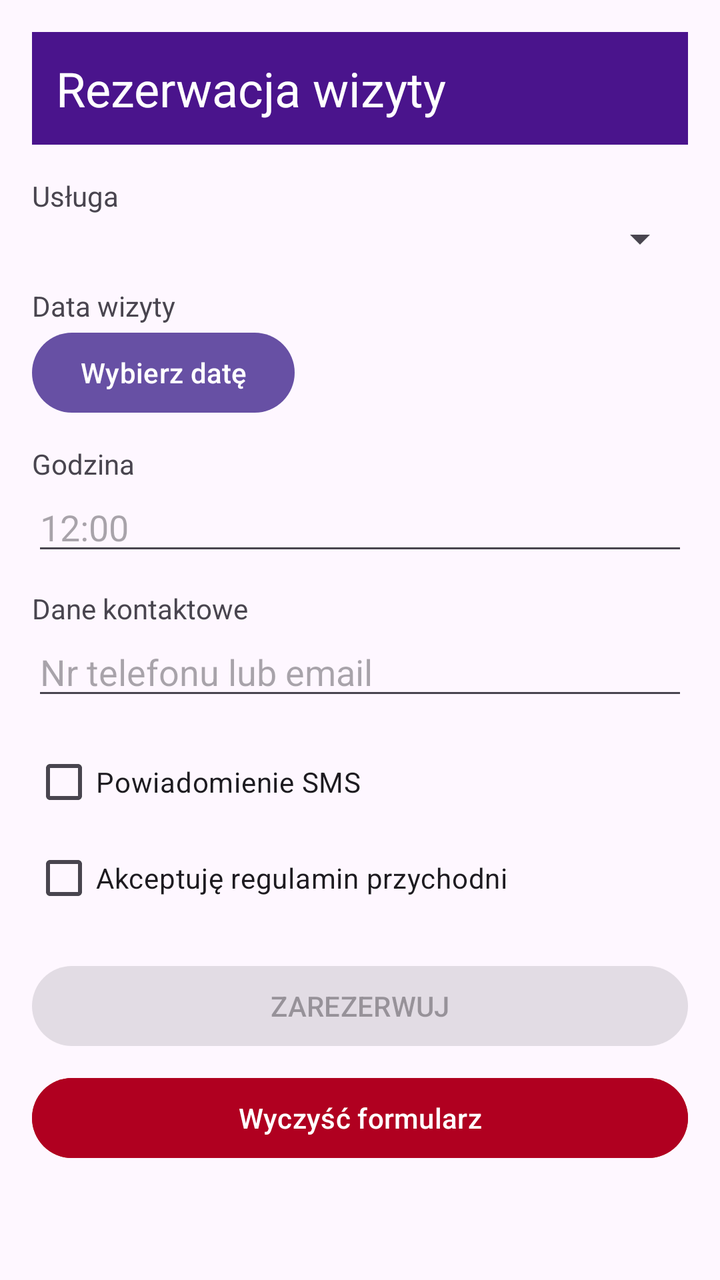
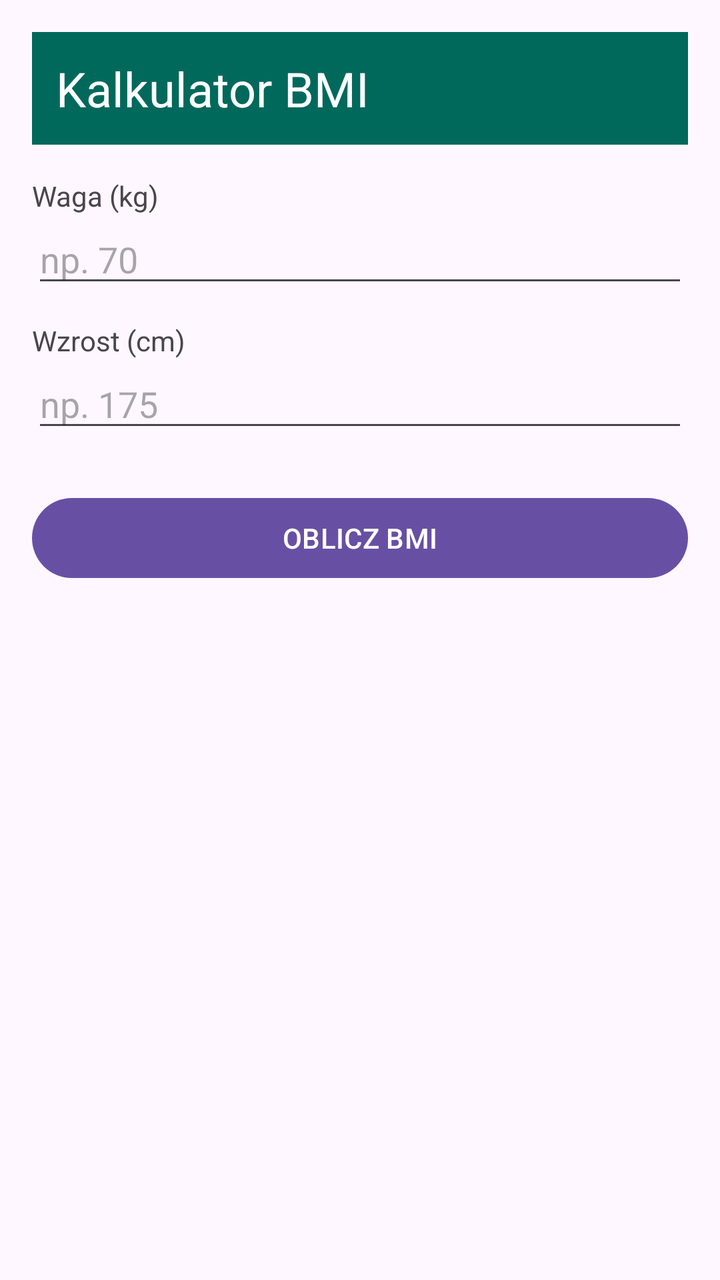

Compare the two renders of this Android layout. The source of the first and the diff that turns it into the second are given below.
<!-- AndroidManifest.xml: application theme Theme.Formularze -->
<!-- res/layout/activity_main.xml -->
<?xml version="1.0" encoding="utf-8"?>
<ScrollView xmlns:android="http://schemas.android.com/apk/res/android"
    xmlns:tools="http://schemas.android.com/tools"
    android:id="@+id/main"
    android:layout_width="match_parent"
    android:layout_height="match_parent"
    android:fillViewport="true"
    tools:context=".MainActivity">

    <LinearLayout
        android:layout_width="match_parent"
        android:layout_height="wrap_content"
        android:orientation="vertical"
        android:padding="16dp">

        <TextView
            android:layout_width="match_parent"
            android:layout_height="wrap_content"
            android:background="#4A148C"
            android:padding="12dp"
            android:text="@string/header_visit"
            android:textColor="#FFFFFF"
            android:textSize="24sp" />

        <TextView
            android:layout_width="wrap_content"
            android:layout_height="wrap_content"
            android:layout_marginTop="16dp"
            android:text="@string/label_service" />

        <Spinner
            android:id="@+id/spService"
            android:layout_width="match_parent"
            android:layout_height="wrap_content" />

        <TextView
            android:layout_width="wrap_content"
            android:layout_height="wrap_content"
            android:layout_marginTop="12dp"
            android:text="@string/label_date" />

        <Button
            android:id="@+id/btnDate"
            android:layout_width="wrap_content"
            android:layout_height="wrap_content"
            android:text="@string/btn_date" />

        <TextView
            android:layout_width="wrap_content"
            android:layout_height="wrap_content"
            android:layout_marginTop="12dp"
            android:text="@string/label_time" />

        <EditText
            android:id="@+id/etTime"
            android:layout_width="match_parent"
            android:layout_height="wrap_content"
            android:hint="@string/hint_time"
            android:inputType="text"
            android:maxLines="1" />

        <TextView
            android:layout_width="wrap_content"
            android:layout_height="wrap_content"
            android:layout_marginTop="12dp"
            android:text="@string/label_contact" />

        <EditText
            android:id="@+id/etContact"
            android:layout_width="match_parent"
            android:layout_height="wrap_content"
            android:hint="@string/hint_contact"
            android:inputType="textEmailAddress"
            android:maxLines="1" />

        <CheckBox
            android:id="@+id/cbSms"
            android:layout_width="wrap_content"
            android:layout_height="wrap_content"
            android:layout_marginTop="12dp"
            android:text="@string/sms_reminder" />

        <CheckBox
            android:id="@+id/cbTerms"
            android:layout_width="wrap_content"
            android:layout_height="wrap_content"
            android:text="@string/terms_visit" />

        <Button
            android:id="@+id/btnBook"
            android:layout_width="match_parent"
            android:layout_height="wrap_content"
            android:layout_marginTop="16dp"
            android:enabled="false"
            android:text="@string/btn_book" />

        <Button
            android:id="@+id/btnClear"
            android:layout_width="match_parent"
            android:layout_height="wrap_content"
            android:layout_marginTop="8dp"
            android:backgroundTint="#B00020"
            android:text="@string/btn_clear" />

        <TextView
            android:id="@+id/tvSummary"
            android:layout_width="match_parent"
            android:layout_height="wrap_content"
            android:layout_marginTop="16dp"
            android:textSize="16sp" />

    </LinearLayout>
</ScrollView>
<!-- resources referenced by this layout -->
<resources>
  <string name="btn_book">ZAREZERWUJ</string>
  <string name="btn_clear">Wyczyść formularz</string>
  <string name="btn_date">Wybierz datę</string>
  <string name="header_visit">Rezerwacja wizyty</string>
  <string name="hint_contact">Nr telefonu lub email</string>
  <string name="hint_time">12:00</string>
  <string name="label_contact">Dane kontaktowe</string>
  <string name="label_date">Data wizyty</string>
  <string name="label_service">Usługa</string>
  <string name="label_time">Godzina</string>
  <string name="sms_reminder">Powiadomienie SMS</string>
  <string name="terms_visit">Akceptuję regulamin przychodni</string>
  <style name="Theme.Formularze" parent="Base.Theme.Formularze" />
  <style name="Base.Theme.Formularze" parent="Theme.Material3.DayNight.NoActionBar">
          
          
      </style>
</resources>

<!-- the commit's change to res/layout/activity_main.xml (unified diff, before → after) -->
@@ -16,9 +16,9 @@
         <TextView
             android:layout_width="match_parent"
             android:layout_height="wrap_content"
-            android:background="#4A148C"
+            android:background="#00695C"
             android:padding="12dp"
-            android:text="@string/header_visit"
+            android:text="@string/header_bmi"
             android:textColor="#FFFFFF"
             android:textSize="24sp" />
 
@@ -26,88 +26,44 @@
             android:layout_width="wrap_content"
             android:layout_height="wrap_content"
             android:layout_marginTop="16dp"
-            android:text="@string/label_service" />
-
-        <Spinner
-            android:id="@+id/spService"
-            android:layout_width="match_parent"
-            android:layout_height="wrap_content" />
-
-        <TextView
-            android:layout_width="wrap_content"
-            android:layout_height="wrap_content"
-            android:layout_marginTop="12dp"
-            android:text="@string/label_date" />
-
-        <Button
-            android:id="@+id/btnDate"
-            android:layout_width="wrap_content"
-            android:layout_height="wrap_content"
-            android:text="@string/btn_date" />
-
-        <TextView
-            android:layout_width="wrap_content"
-            android:layout_height="wrap_content"
-            android:layout_marginTop="12dp"
-            android:text="@string/label_time" />
+            android:text="@string/label_weight" />
 
         <EditText
-            android:id="@+id/etTime"
+            android:id="@+id/etWeight"
             android:layout_width="match_parent"
             android:layout_height="wrap_content"
-            android:hint="@string/hint_time"
-            android:inputType="text"
+            android:hint="@string/hint_weight"
+            android:inputType="numberDecimal"
             android:maxLines="1" />
 
         <TextView
             android:layout_width="wrap_content"
             android:layout_height="wrap_content"
             android:layout_marginTop="12dp"
-            android:text="@string/label_contact" />
+            android:text="@string/label_height" />
 
         <EditText
-            android:id="@+id/etContact"
+            android:id="@+id/etHeight"
             android:layout_width="match_parent"
             android:layout_height="wrap_content"
-            android:hint="@string/hint_contact"
-            android:inputType="textEmailAddress"
+            android:hint="@string/hint_height"
+            android:inputType="numberDecimal"
             android:maxLines="1" />
 
-        <CheckBox
-            android:id="@+id/cbSms"
-            android:layout_width="wrap_content"
-            android:layout_height="wrap_content"
-            android:layout_marginTop="12dp"
-            android:text="@string/sms_reminder" />
-
-        <CheckBox
-            android:id="@+id/cbTerms"
-            android:layout_width="wrap_content"
-            android:layout_height="wrap_content"
-            android:text="@string/terms_visit" />
-
         <Button
-            android:id="@+id/btnBook"
+            android:id="@+id/btnCalculate"
             android:layout_width="match_parent"
             android:layout_height="wrap_content"
-            android:layout_marginTop="16dp"
-            android:enabled="false"
-            android:text="@string/btn_book" />
+            android:layout_marginTop="24dp"
+            android:text="@string/btn_calculate" />
 
-        <Button
-            android:id="@+id/btnClear"
+        <TextView
+            android:id="@+id/tvResult"
             android:layout_width="match_parent"
             android:layout_height="wrap_content"
-            android:layout_marginTop="8dp"
-            android:backgroundTint="#B00020"
-            android:text="@string/btn_clear" />
-
-        <TextView
-            android:id="@+id/tvSummary"
-            android:layout_width="match_parent"
-            android:layout_height="wrap_content"
-            android:layout_marginTop="16dp"
-            android:textSize="16sp" />
+            android:layout_marginTop="24dp"
+            android:textSize="18sp"
+            android:textStyle="bold" />
 
     </LinearLayout>
 </ScrollView>
<!-- resource entries referenced after the edit -->
@@ -1,17 +1,11 @@
 <!-- resources referenced by this layout -->
 <resources>
-  <string name="btn_book">ZAREZERWUJ</string>
-  <string name="btn_clear">Wyczyść formularz</string>
-  <string name="btn_date">Wybierz datę</string>
-  <string name="header_visit">Rezerwacja wizyty</string>
-  <string name="hint_contact">Nr telefonu lub email</string>
-  <string name="hint_time">12:00</string>
-  <string name="label_contact">Dane kontaktowe</string>
-  <string name="label_date">Data wizyty</string>
-  <string name="label_service">Usługa</string>
-  <string name="label_time">Godzina</string>
-  <string name="sms_reminder">Powiadomienie SMS</string>
-  <string name="terms_visit">Akceptuję regulamin przychodni</string>
+  <string name="btn_calculate">OBLICZ BMI</string>
+  <string name="header_bmi">Kalkulator BMI</string>
+  <string name="hint_height">np. 175</string>
+  <string name="hint_weight">np. 70</string>
+  <string name="label_height">Wzrost (cm)</string>
+  <string name="label_weight">Waga (kg)</string>
   <style name="Theme.Formularze" parent="Base.Theme.Formularze" />
   <style name="Base.Theme.Formularze" parent="Theme.Material3.DayNight.NoActionBar">
           
